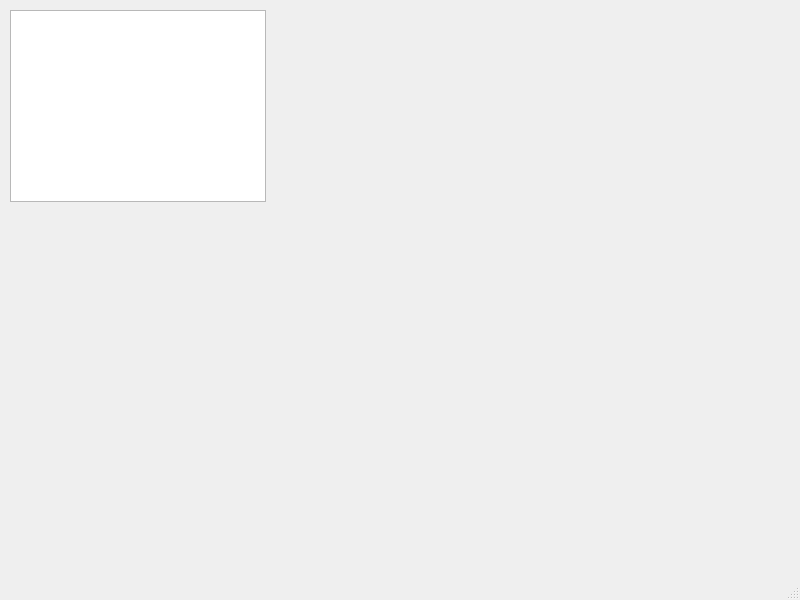
Above: res/mainwindow.ui from trebleshot/desktop before the change. Below: the same form after it.
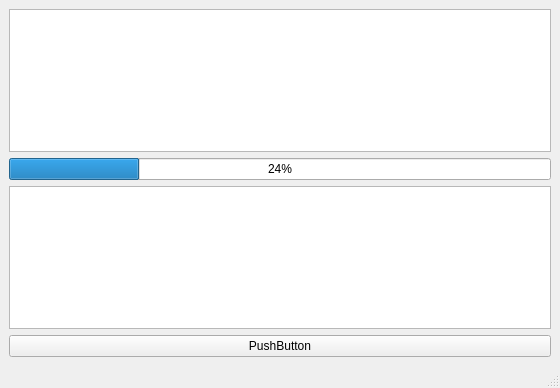
That is the form after the change.

The edit to the form file:
```diff
--- a/res/mainwindow.ui
+++ b/res/mainwindow.ui
@@ -6,24 +6,62 @@
    <rect>
     <x>0</x>
     <y>0</y>
-    <width>800</width>
-    <height>600</height>
+    <width>560</width>
+    <height>388</height>
    </rect>
   </property>
   <property name="windowTitle">
    <string>MainWindow</string>
   </property>
   <widget class="QWidget" name="centralwidget">
-   <widget class="QListView" name="listView">
-    <property name="geometry">
-     <rect>
-      <x>10</x>
-      <y>10</y>
-      <width>256</width>
-      <height>192</height>
-     </rect>
-    </property>
-   </widget>
+   <layout class="QGridLayout" name="gridLayout">
+    <item row="3" column="0">
+     <widget class="QPushButton" name="pushButton">
+      <property name="text">
+       <string>PushButton</string>
+      </property>
+     </widget>
+    </item>
+    <item row="2" column="0">
+     <widget class="QPlainTextEdit" name="plainTextEdit">
+      <property name="toolTip">
+       <string/>
+      </property>
+      <property name="inputMethodHints">
+       <set>Qt::ImhNoPredictiveText</set>
+      </property>
+      <property name="documentTitle">
+       <string comment="dsds"/>
+      </property>
+      <property name="plainText">
+       <string/>
+      </property>
+      <property name="placeholderText">
+       <string comment="dsd" extracomment="dsdsd&quot;"/>
+      </property>
+     </widget>
+    </item>
+    <item row="0" column="0">
+     <widget class="QListView" name="listView">
+      <property name="enabled">
+       <bool>true</bool>
+      </property>
+      <property name="sizePolicy">
+       <sizepolicy hsizetype="Expanding" vsizetype="Expanding">
+        <horstretch>0</horstretch>
+        <verstretch>0</verstretch>
+       </sizepolicy>
+      </property>
+     </widget>
+    </item>
+    <item row="1" column="0">
+     <widget class="QProgressBar" name="progressBar">
+      <property name="value">
+       <number>24</number>
+      </property>
+     </widget>
+    </item>
+   </layout>
   </widget>
   <widget class="QMenuBar" name="menubar">
    <property name="geometry">
```
Left out of the diff: 4 changed lines with no effect on the pictures.
